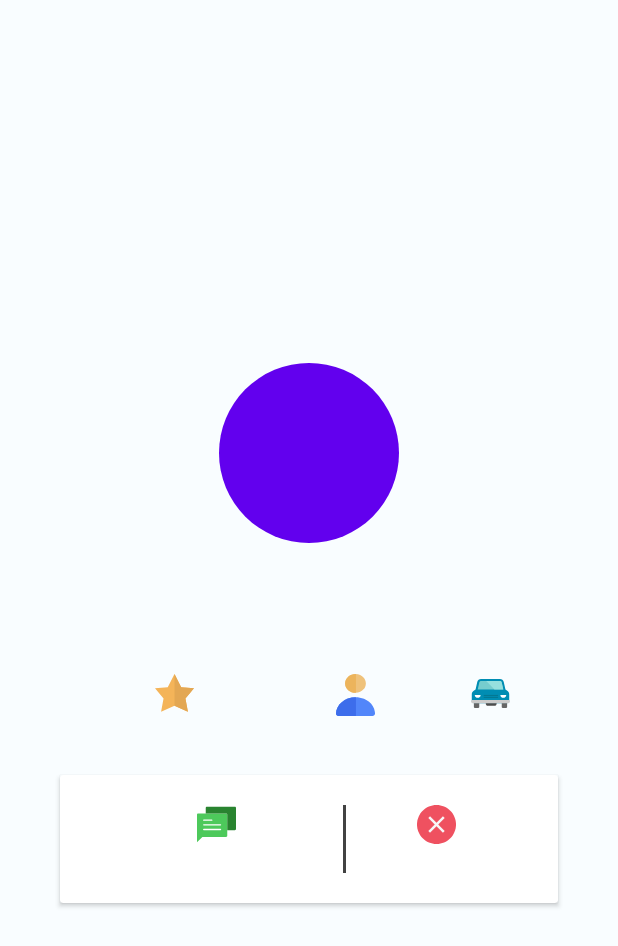
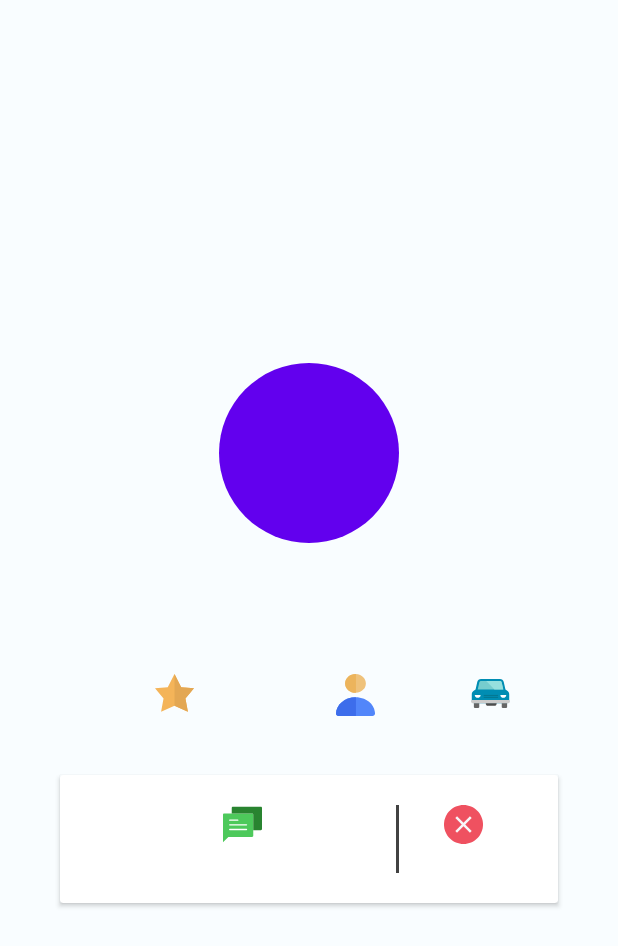
Before and after one commit to NunnaTech/HeyFix-Client, an Android app: the RequestServiceActivity screen opened directly, with no data from a screen before it, on a phone screen of 412 x 824 dp. Shown: the top 946 px of the screen. Run offline under Robolectric (Android 15) with nearby library versions, the phone set to English and light mode, and no system bars; our stand-ins replace CircleImageView.

Commit message:
feat(frontend): finish home and service views

```diff
--- a/app/src/main/java/com/pandadevs/heyfix_client/RequestServiceActivity.kt
+++ b/app/src/main/java/com/pandadevs/heyfix_client/RequestServiceActivity.kt
@@ -2,6 +2,7 @@ package com.pandadevs.heyfix_client
 
 import androidx.appcompat.app.AppCompatActivity
 import android.os.Bundle
+import android.widget.Toast
 import com.pandadevs.heyfix_client.databinding.ActivityRequestServiceBinding
 
 class RequestServiceActivity : AppCompatActivity() {
@@ -10,5 +11,13 @@ class RequestServiceActivity : AppCompatActivity() {
         super.onCreate(savedInstanceState)
         binding = ActivityRequestServiceBinding.inflate(layoutInflater)
         setContentView(binding.root)
+
+        binding.chat.setOnClickListener {
+            Toast.makeText(this, "Si funciona este boton de chat", Toast.LENGTH_SHORT).show()
+        }
+
+        binding.cancelar.setOnClickListener {
+            Toast.makeText(this, "Si funciona este boton de cancelar", Toast.LENGTH_SHORT).show()
+        }
     }
 }
--- a/app/src/main/res/layout/activity_request_service.xml
+++ b/app/src/main/res/layout/activity_request_service.xml
@@ -109,6 +109,7 @@
             android:layout_width="match_parent"
             android:layout_height="wrap_content">
             <LinearLayout
+                android:id="@+id/chat"
                 android:orientation="vertical"
                 android:gravity="center"
                 android:layout_weight="3"
@@ -131,9 +132,10 @@
                 android:layout_width="2dp"
                 android:layout_height="match_parent"/>
             <LinearLayout
+                android:id="@+id/cancelar"
                 android:orientation="vertical"
                 android:gravity="center"
-                android:layout_weight="2"
+                android:layout_weight="1"
                 android:layout_width="wrap_content"
                 android:layout_height="wrap_content">
                 <ImageView
```
